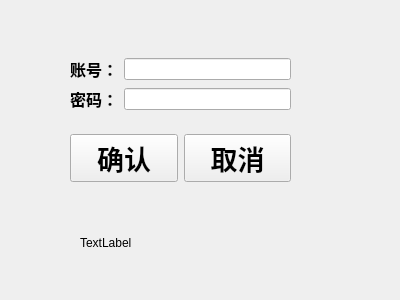
First picture: the form in Master/managerloginwidget.ui, repository L-Jay1999/DistributedTemperatureControlSystem, before the edit.
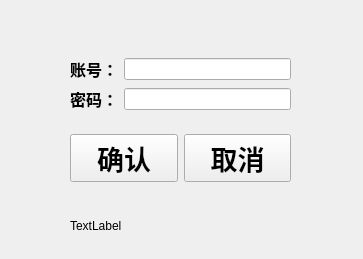
Second picture: the form after the edit.

```diff
--- a/Master/managerloginwidget.ui
+++ b/Master/managerloginwidget.ui
@@ -6,8 +6,8 @@
    <rect>
     <x>0</x>
     <y>0</y>
-    <width>400</width>
-    <height>300</height>
+    <width>363</width>
+    <height>259</height>
    </rect>
   </property>
   <property name="windowTitle">
@@ -98,10 +98,10 @@
   <widget class="QLabel" name="label_error">
    <property name="geometry">
     <rect>
-     <x>80</x>
+     <x>70</x>
      <y>210</y>
      <width>219</width>
-     <height>65</height>
+     <height>31</height>
     </rect>
    </property>
    <property name="maximumSize">
```
Left out of the diff: 3 changed lines with no effect on the pictures.
